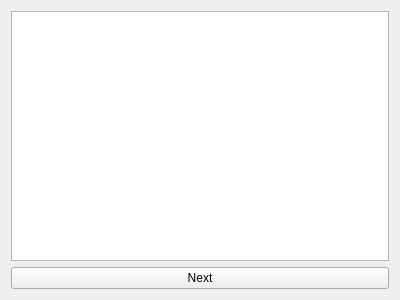
Old version of the form gradientwidget.ui in the repository LuisHsu/HDRI-Project.
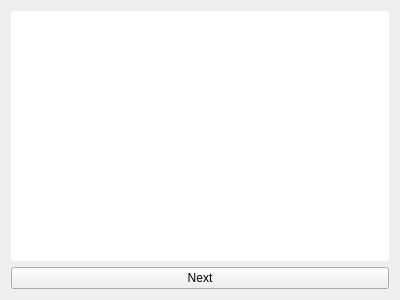
New version of the form.

What changed in the file:
```diff
--- a/gradientwidget.ui
+++ b/gradientwidget.ui
@@ -22,7 +22,14 @@
     </widget>
    </item>
    <item row="0" column="0">
-    <widget class="QGraphicsView" name="graphicsView"/>
+    <widget class="QGraphicsView" name="graphicsView">
+     <property name="frameShape">
+      <enum>QFrame::NoFrame</enum>
+     </property>
+     <property name="frameShadow">
+      <enum>QFrame::Plain</enum>
+     </property>
+    </widget>
    </item>
   </layout>
  </widget>
```
